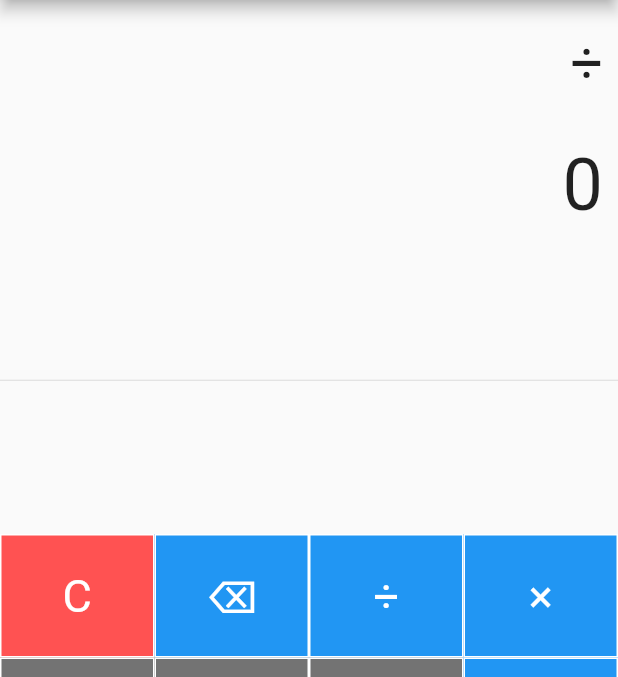
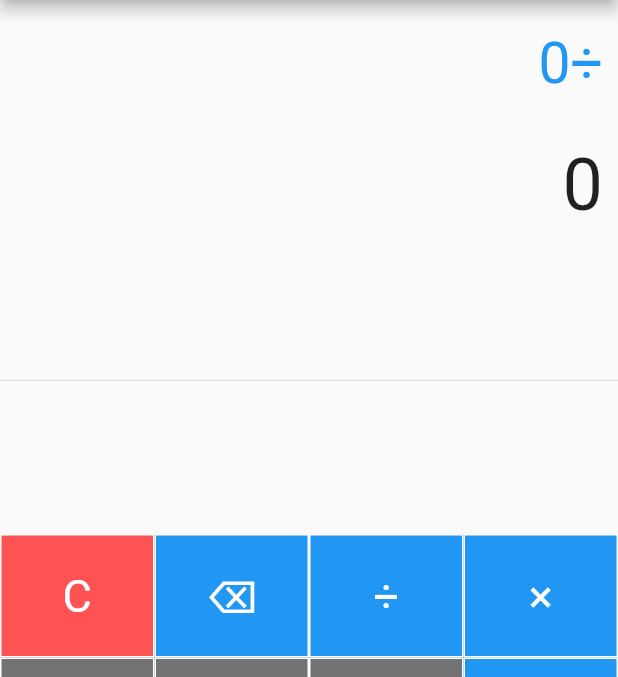
Before and after one commit to darryllaeria/calc_flutter, a Flutter app: the screen it shows after launch, after a tap on an icon or button, on a phone screen of 412 x 824 dp, the part 84-761 px from its top. Run offline on Flutter 3.47's test engine with Material 2 defaults, Android fonts, the phone set to English and light mode, and no system bars; our stand-ins replace fluttertoast, math_expressions.

```diff
--- a/lib/Main.dart
+++ b/lib/Main.dart
@@ -1,6 +1,7 @@
 import 'package:flutter/material.dart';
 import 'package:math_expressions/math_expressions.dart';
 import 'package:calc_flutter/util/Constant.dart';
+import 'package:fluttertoast/fluttertoast.dart';
 
 void main() => runApp(CalcApp());
 
@@ -27,8 +28,6 @@ class _CalcHomePageState extends State<CalcHomePage> {
   String equation = "0";
   String result = "0";
   String expression = "";
-  final double equationFontSize = 38.0;
-  final double resultFontSize = 48.0;
 
   @override
   Widget build(BuildContext context) {
@@ -41,7 +40,7 @@ class _CalcHomePageState extends State<CalcHomePage> {
               padding: EdgeInsets.fromLTRB(10, 20, 10, 0),
               child: Text(
                 equation,
-                style: TextStyle(fontSize: equationFontSize),
+                style: TextStyle(fontSize: Constant.EQN_FONT_SIZE, color: Colors.blue),
               ),
             ),
             Container(
@@ -49,7 +48,7 @@ class _CalcHomePageState extends State<CalcHomePage> {
               padding: EdgeInsets.fromLTRB(10, 30, 10, 0),
               child: Text(
                 result,
-                style: TextStyle(fontSize: resultFontSize),
+                style: TextStyle(fontSize: Constant.RESULT_FONT_SIZE),
               ),
             ),
             Expanded(child: Divider()),
@@ -66,24 +65,34 @@ class _CalcHomePageState extends State<CalcHomePage> {
                           buildButton(Constant.BTN_DIVIDE, 1, Colors.blue),
                         ]),
                         TableRow(children: [
-                          buildButton(Constant.BTN_7, 1, Colors.black54),
-                          buildButton(Constant.BTN_8, 1, Colors.black54),
-                          buildButton(Constant.BTN_9, 1, Colors.black54)
+                          buildButton(
+                              Constant.BTN_7.toString(), 1, Colors.black54),
+                          buildButton(
+                              Constant.BTN_8.toString(), 1, Colors.black54),
+                          buildButton(
+                              Constant.BTN_9.toString(), 1, Colors.black54)
                         ]),
                         TableRow(children: [
-                          buildButton(Constant.BTN_4, 1, Colors.black54),
-                          buildButton(Constant.BTN_5, 1, Colors.black54),
-                          buildButton(Constant.BTN_6, 1, Colors.black54)
+                          buildButton(
+                              Constant.BTN_4.toString(), 1, Colors.black54),
+                          buildButton(
+                              Constant.BTN_5.toString(), 1, Colors.black54),
+                          buildButton(
+                              Constant.BTN_6.toString(), 1, Colors.black54)
                         ]),
                         TableRow(children: [
-                          buildButton(Constant.BTN_1, 1, Colors.black54),
-                          buildButton(Constant.BTN_2, 1, Colors.black54),
-                          buildButton(Constant.BTN_3, 1, Colors.black54)
+                          buildButton(
+                              Constant.BTN_1.toString(), 1, Colors.black54),
+                          buildButton(
+                              Constant.BTN_2.toString(), 1, Colors.black54),
+                          buildButton(
+                              Constant.BTN_3.toString(), 1, Colors.black54)
                         ]),
                         TableRow(children: [
                           buildButton(Constant.BTN_DECIMAL, 1, Colors.black54),
-                          buildButton(Constant.BTN_0, 1, Colors.black54),
-                          buildButton("${Constant.BTN_0}${Constant.BTN_0}", 1, Colors.black54)
+                          buildButton(
+                              Constant.BTN_0.toString(), 1, Colors.black54),
+                          buildButton(Constant.BTN_00, 1, Colors.black54)
                         ]),
                       ],
                     )),
@@ -93,10 +102,15 @@ class _CalcHomePageState extends State<CalcHomePage> {
                       TableRow(children: [
                         buildButton(Constant.BTN_MULTIPLY, 1, Colors.blue),
                       ]),
-                      TableRow(children: [buildButton(Constant.BTN_MINUS, 1, Colors.blue)]),
-                      TableRow(children: [buildButton(Constant.BTN_PLUS, 1, Colors.blue)]),
-                      TableRow(
-                          children: [buildButton(Constant.BTN_EQUAL, 2, Colors.redAccent)])
+                      TableRow(children: [
+                        buildButton(Constant.BTN_MINUS, 1, Colors.blue)
+                      ]),
+                      TableRow(children: [
+                        buildButton(Constant.BTN_PLUS, 1, Colors.blue)
+                      ]),
+                      TableRow(children: [
+                        buildButton(Constant.BTN_EQUAL, 2, Colors.redAccent)
+                      ])
                     ])),
               ],
             ),
@@ -106,29 +120,85 @@ class _CalcHomePageState extends State<CalcHomePage> {
 
   buttonPressed(String buttonText) {
     setState(() {
-      if (buttonText == Constant.BTN_CLEAR) {
+      switch (buttonText) {
+        case Constant.BTN_CLEAR:
+          {
             equation = "0";
             result = "0";
-      } else if (buttonText == Constant.BTN_BACKSPACE) {
+          }
+          break;
+        case Constant.BTN_BACKSPACE:
+          {
             if (equation != "0") {
               equation = equation.substring(0, equation.length - 1);
             }
             if (equation.isEmpty) {
               equation = "0";
             }
-      } else if (buttonText == Constant.BTN_EQUAL) {
-        expression = equation.replaceAll(Constant.BTN_MINUS, "*").replaceAll(Constant.BTN_DIVIDE, "/");
-        try {
-          result = "${Parser().parse(expression).evaluate(EvaluationType.REAL, ContextModel())}";
-        } on Exception catch (e) {
-          print("Error: ${e.toString()}");
           }
-      } else {
+          break;
+        case Constant.BTN_00:
+          {
+            if (equation == Constant.BTN_0) {
+              equation = Constant.BTN_0;
+            } else if (equation.length <= Constant.MAX_INPUT_LENGTH) {
+              equation = equation + buttonText;
+            }
+          }
+          break;
+        case Constant.BTN_0:
+        case Constant.BTN_1:
+        case Constant.BTN_2:
+        case Constant.BTN_3:
+        case Constant.BTN_4:
+        case Constant.BTN_5:
+        case Constant.BTN_6:
+        case Constant.BTN_7:
+        case Constant.BTN_8:
+        case Constant.BTN_9:
+          {
             if (equation == Constant.BTN_0) {
               equation = buttonText;
-        } else {
+            } else if (equation.length <= Constant.MAX_INPUT_LENGTH) {
               equation = equation + buttonText;
             }
+          }
+          break;
+        case Constant.BTN_DIVIDE:
+        case Constant.BTN_MULTIPLY:
+        case Constant.BTN_MINUS:
+        case Constant.BTN_PLUS:
+          {
+            if (equation.length <= Constant.MAX_INPUT_LENGTH) {
+              equation = equation + buttonText;
+            }
+          }
+          break;
+        case Constant.BTN_EQUAL:
+          {
+            expression = equation
+                .replaceAll(Constant.BTN_MULTIPLY, "*")
+                .replaceAll(Constant.BTN_DIVIDE, "/");
+            try {
+              String parserResult = "${Parser().parse(expression).evaluate(EvaluationType.REAL, ContextModel())}";
+              result = (parserResult == "NaN") ? "0" : parserResult;
+            } on Exception catch (e) {
+              Fluttertoast.showToast(
+                  msg: e.toString(),
+                  toastLength: Toast.LENGTH_LONG,
+                  gravity: ToastGravity.SNACKBAR,
+                  backgroundColor: Colors.blue,
+                  textColor: Colors.white,
+                  fontSize: 16.0
+              );
+            }
+          }
+          break;
+        default:
+          {
+            print("Button click error: $buttonText");
+          }
+          break;
       }
     });
   }
@@ -147,7 +217,7 @@ class _CalcHomePageState extends State<CalcHomePage> {
             onPressed: () => buttonPressed(buttonText),
             child: Text(buttonText,
                 style: TextStyle(
-                    fontSize: 30.0,
+                    fontSize: Constant.BUTTON_FONT_SIZE,
                     fontWeight: FontWeight.normal,
                     color: Colors.white))));
   }
--- a/lib/util/Constant.dart
+++ b/lib/util/Constant.dart
@@ -9,6 +9,7 @@ class Constant {
   static const String BTN_MINUS = "-";
   static const String BTN_PLUS = "+";
   static const String BTN_EQUAL = "=";
+  static const String BTN_00 = "00";
   static const String BTN_0 = "0";
   static const String BTN_1 = "1";
   static const String BTN_2 = "2";
@@ -19,4 +20,8 @@ class Constant {
   static const String BTN_7 = "7";
   static const String BTN_8 = "8";
   static const String BTN_9 = "9";
+  static const double EQN_FONT_SIZE = 38.0;
+  static const double RESULT_FONT_SIZE = 48.0;
+  static const double BUTTON_FONT_SIZE = 30.0;
+  static const int MAX_INPUT_LENGTH = 16;
 }
--- a/pubspec.yaml
+++ b/pubspec.yaml
@@ -29,6 +29,7 @@ dependencies:
   # Use with the CupertinoIcons class for iOS style icons.
   cupertino_icons: ^1.0.1
   math_expressions: ^2.0.2
+  fluttertoast: ^7.1.6
 
 dev_dependencies:
   flutter_test:
```
Also changed, not shown: pubspec.lock, 9 other files. Lines whose indentation alone changed are shown as unchanged.
